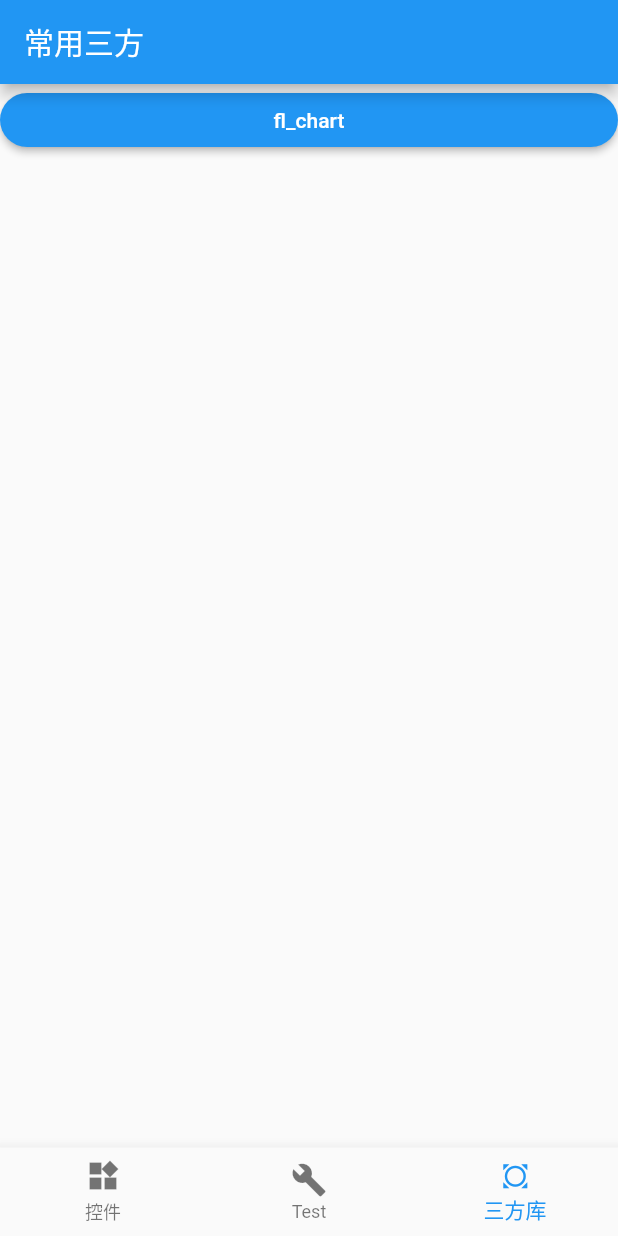
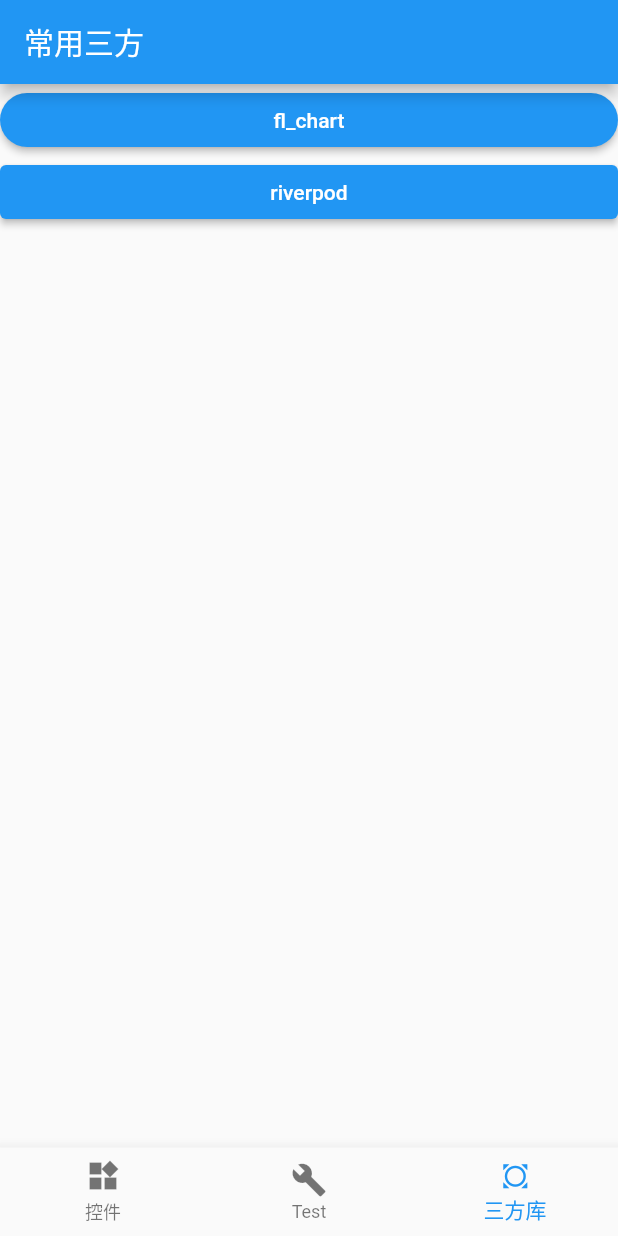
Before and after one commit to huangyuanlove/all_flutter_widget, a Flutter app: the screen it shows after launch, item 3 of the bottom bar chosen, after a tap on "fl_chart", on a phone screen of 412 x 824 dp. Run offline on Flutter 3.47's test engine with Material 2 defaults, Android fonts, the light colour scheme and no system bars; our stand-ins replace flutter_riverpod.

Commit message:
riverpod

```diff
--- a/lib/main.dart
+++ b/lib/main.dart
@@ -2,6 +2,7 @@
 
 import 'package:flutter/material.dart';
 import 'package:flutter/rendering.dart';
+import 'package:flutter_riverpod/flutter_riverpod.dart';
 import 'all_widget.dart';
 import 'third_part.dart';
 import 'package:flutter_widget/widget_test/main.dart';
@@ -10,21 +11,25 @@
 void main() {
 //  debugPaintSizeEnabled = true;
 
-
+  runApp(
+    ProviderScope(
+      child: MyApp(),
+    )
+  );
 
   // FlutterError.onError = (FlutterErrorDetails details) async {
   //   Zone.current.handleUncaughtError(details.exception, details.stack);
   // };
 
-  runZoned<Future<Null>>(() async {
-    runApp(MyApp());
-  }, onError: (error, stackTrace) async {
-    //在这里处理异常
-    print("-------");
-    print(error);
-    print(stackTrace);
-    print("-------");
-  });
+  // runZoned<Future<Null>>(() async {
+  //   runApp(MyApp());
+  // }, onError: (error, stackTrace) async {
+  //   //在这里处理异常
+  //   print("-------");
+  //   print(error);
+  //   print(stackTrace);
+  //   print("-------");
+  // });
 }
 
 class MyApp extends StatelessWidget {
--- a/lib/third_part.dart
+++ b/lib/third_part.dart
@@ -1,13 +1,16 @@
 import 'package:flutter/material.dart';
+import 'package:flutter_widget/third_part/riverpod/riverpod_widget.dart';
+
 class ThirdPart extends StatelessWidget {
   @override
   Widget build(BuildContext context) {
     return Scaffold(
-      appBar: AppBar(title: Text("常用三方"),),
+      appBar: AppBar(
+        title: Text("常用三方"),
+      ),
       body: Center(
         child: ListView(
           children: <Widget>[
-
             RaisedButton(
               color: Colors.blue,
               highlightColor: Colors.blue[700],
@@ -15,15 +18,25 @@
               splashColor: Colors.grey,
               child: Text("fl_chart"),
               shape: RoundedRectangleBorder(
-                  borderRadius: BorderRadius.circular(20.0)), onPressed: () {
-
-            },
+                  borderRadius: BorderRadius.circular(20.0)),
+              onPressed: () {},
+            ),
+            ElevatedButton(
+                onPressed: () =>
+                {
+                  Navigator.of(context).push(
+                      MaterialPageRoute(builder: (BuildContext context) {
+                        return ReverpodWidget();
+                      }))
+                },
+                child: Text("riverpod"),
+              style: ButtonStyle(),
 
             ),
+
           ],
         ),
       ),
-
     );
   }
 }
--- /dev/null
+++ b/lib/third_part/riverpod/state_notifier_provider_widget.dart
@@ -0,0 +1,3 @@
+
+
+class StateNotifierProviderWdiget extends Con
--- a/pubspec.yaml
+++ b/pubspec.yaml
@@ -29,6 +29,7 @@
   charts_flutter: ^0.12.0
   fl_chart: ^0.55.0
   provider: ^6.0.3
+  flutter_riverpod: ^2.0.0-dev.9
 dev_dependencies:
   flutter_test:
     sdk: flutter
```
Also changed, not shown: lib/third_part/riverpod/provider_demo.dart (added, +20 -0 lines), lib/third_part/riverpod/riverpod_widget.dart (added, +37 -0 lines), lib/third_part/riverpod/state_provider_demo.dart (added, +30 -0 lines).
